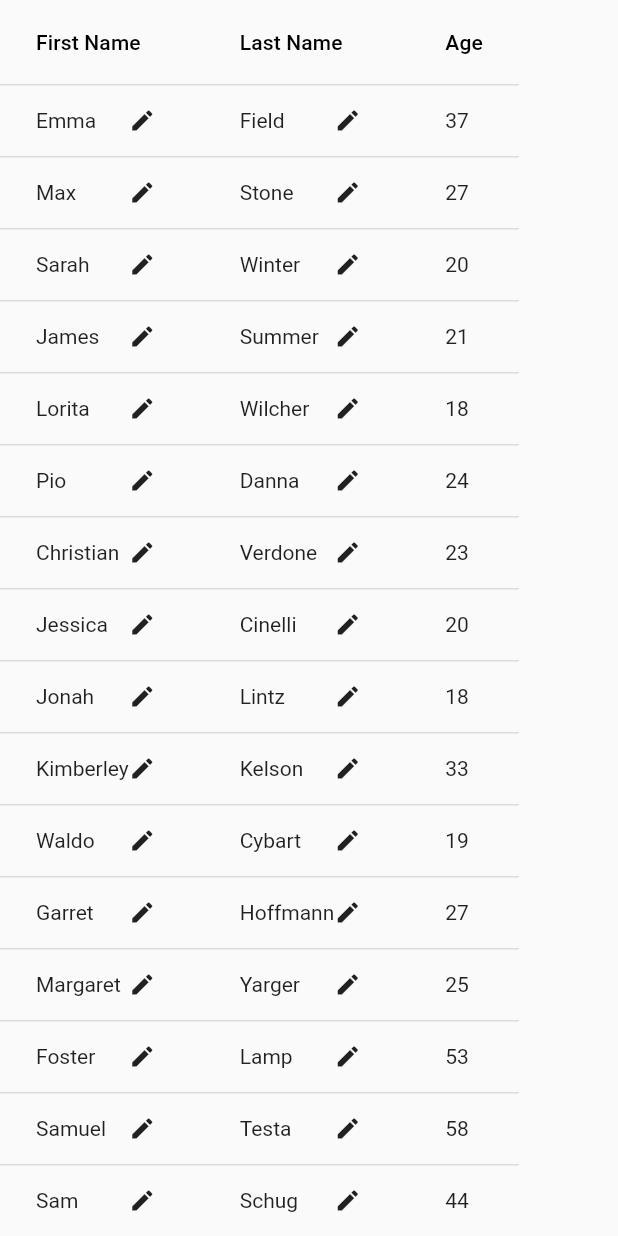
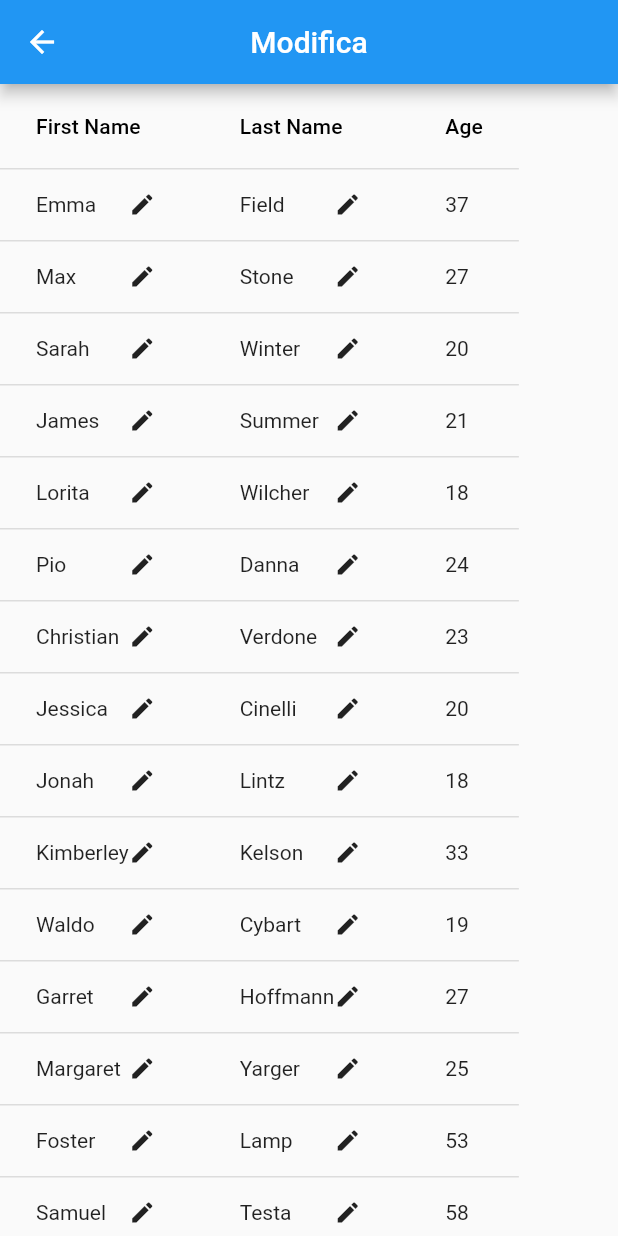
Before and after one commit to ChristianVerdone/TesiTriennale, a Flutter app: the ModifyData screen opened directly, on a phone screen of 412 x 824 dp. Run offline on Flutter 3.47's test engine with Material 2 defaults, Android fonts, the light colour scheme and no system bars; our stand-ins replace cloud_firestore, csv, file_picker, firebase_core; missing offline and left inert: dart:html; accounts and stored records are empty; statements that could not run were skipped.

Commit message:
fix app bar modifica page

```diff
--- a/tesi_triennale/lib/ModifyData.dart
+++ b/tesi_triennale/lib/ModifyData.dart
@@ -1,5 +1,6 @@
 import 'package:flutter/cupertino.dart';
 import 'package:flutter/material.dart';
+import 'package:flutter/services.dart';
 import 'package:tesi_triennale/Widget/ScrollableWidget.dart';
 import 'package:tesi_triennale/model/user.dart';
 import 'package:tesi_triennale/utils.dart';
@@ -24,6 +25,20 @@ class _ModifyDataState extends State<ModifyData>{
   }
   @override
   Widget build(BuildContext context) => Scaffold(
+    appBar: AppBar(
+      systemOverlayStyle: const SystemUiOverlayStyle(
+        // Status bar color
+        statusBarColor: Colors.white,
+        // Status bar brightness (optional)
+        statusBarIconBrightness: Brightness.dark, // For Android (dark icons)
+        statusBarBrightness: Brightness.light, // For iOS (dark icons)
+      ),
+      centerTitle: true,
+      title: const Text('Modifica',
+          style: TextStyle(color: Colors.white,
+            fontSize: 20.0, )
+      ),
+    ),
     body: ScrollableWidget(child: buildDataTable()),
   );
 
```
Also changed, not shown: tesi_triennale/lib/view/VisualizzaTabConto.dart (+4 -7 lines).
